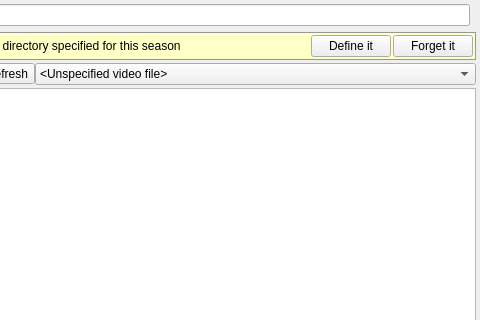
The window that showdetailwidget.ui (Guid75/betaseeker) describes before a commit, drawn with Qt 5; both pictures show x 285 to 765 and y 0 to 320 of the 765 by 429 pixel window.
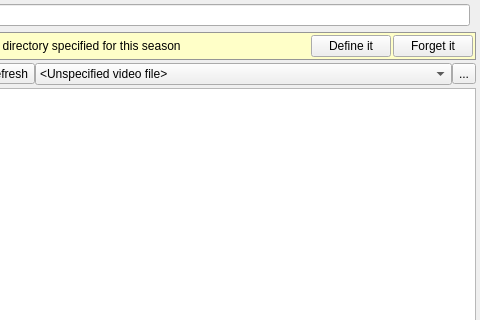
The same window after the commit. Icons and pictures are not drawn.

Commit message: a movie player button

Patch:
```diff
--- a/showdetailwidget.ui
+++ b/showdetailwidget.ui
@@ -183,6 +183,17 @@
          </layout>
         </widget>
        </item>
+       <item row="1" column="2">
+        <widget class="QToolButton" name="toolButtonPlay">
+         <property name="text">
+          <string>...</string>
+         </property>
+         <property name="icon">
+          <iconset resource="icons.qrc">
+           <normaloff>:/icons/resources/icons/icon-movieplayer-48.png</normaloff>:/icons/resources/icons/icon-movieplayer-48.png</iconset>
+         </property>
+        </widget>
+       </item>
       </layout>
      </widget>
     </widget>
```
The commit also changes 4 other files.
